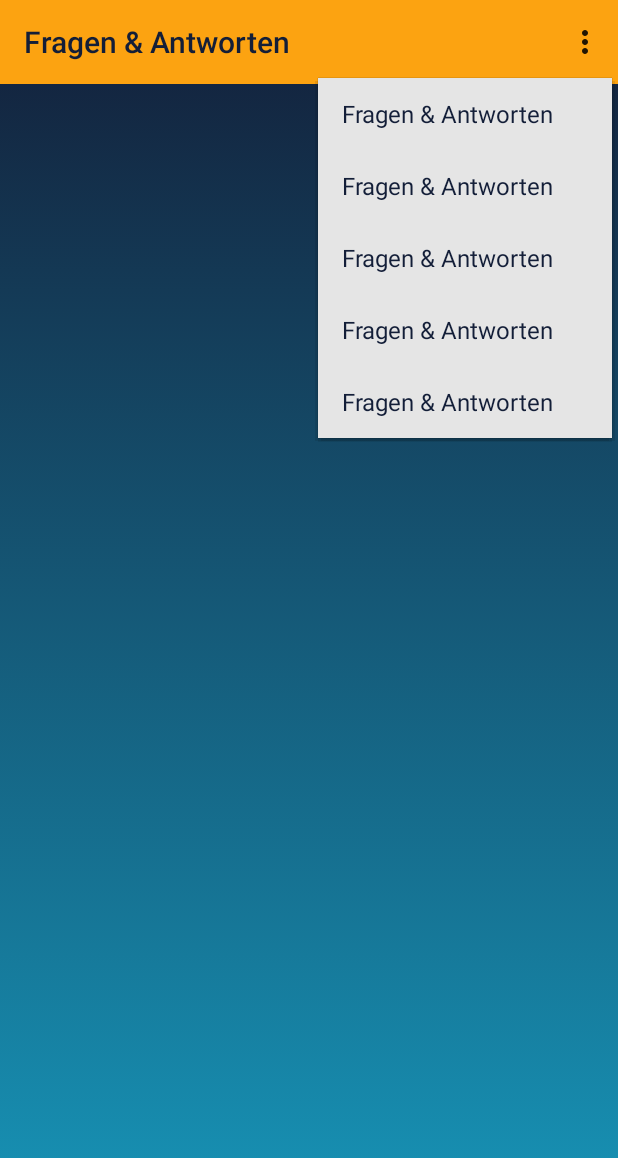
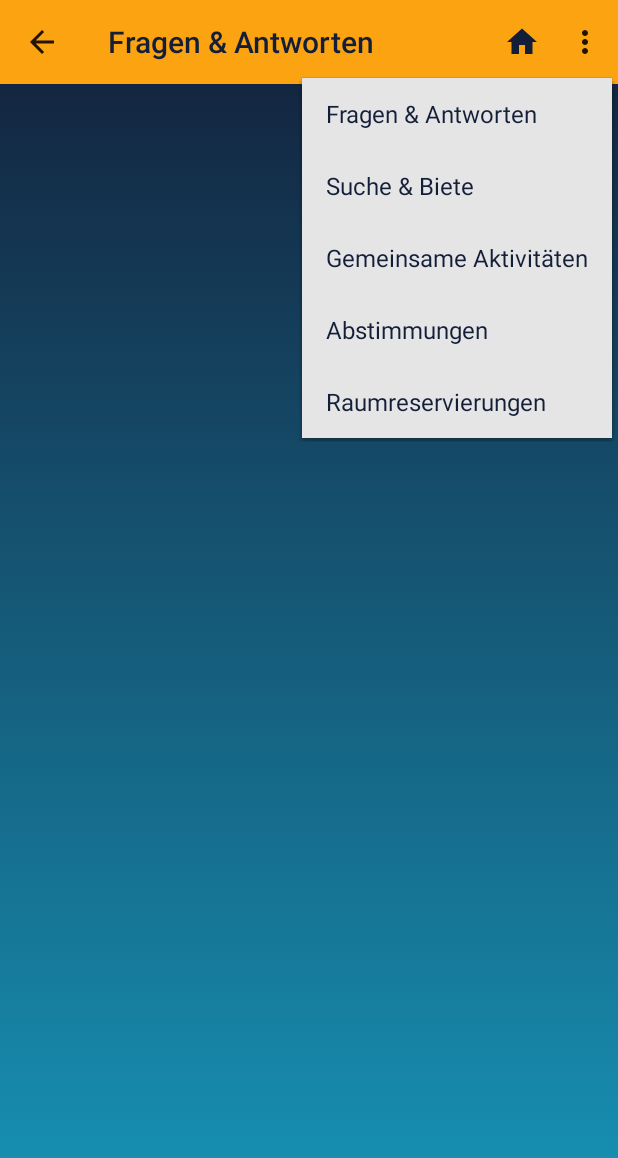
Before and after one commit to 4trifkO/Graetzel, an Android app: the FragenActivity screen opened directly, with no data from a screen before it, with the options menu open, on a phone screen of 412 x 824 dp. Shown: the top 1158 px of the screen. Run offline under Robolectric (Android 15) with nearby library versions, the phone set to English and light mode, and no system bars.

Commit message:
Toolbar finish

```diff
--- a/app/src/main/java/hci/univie/ac/at/graetzel/FragenActivity.java
+++ b/app/src/main/java/hci/univie/ac/at/graetzel/FragenActivity.java
@@ -15,6 +15,8 @@ public class FragenActivity extends AppCompatActivity {
         setContentView(R.layout.activity_fragen);
         toolbar = findViewById(R.id.appbar);
         setSupportActionBar(toolbar);
+
+        getSupportActionBar().setDisplayHomeAsUpEnabled(true);
     }
 
     @Override
@@ -26,6 +28,12 @@ public class FragenActivity extends AppCompatActivity {
 
     @Override
     public boolean onOptionsItemSelected(MenuItem item) {
+        int id = item.getItemId();
+
+        switch (id){
+            case android.R.id.home:
+                finish();
+        }
         return super.onOptionsItemSelected(item);
     }
 }
--- /dev/null
+++ b/app/src/main/res/drawable/homeicon.xml
@@ -0,0 +1,9 @@
+<vector xmlns:android="http://schemas.android.com/apk/res/android"
+        android:width="24dp"
+        android:height="24dp"
+        android:viewportWidth="24.0"
+        android:viewportHeight="24.0">
+    <path
+        android:fillColor="@color/dunkel"
+        android:pathData="M10,20v-6h4v6h5v-8h3L12,3 2,12h3v8z"/>
+</vector>
--- a/app/src/main/res/menu/menu.xml
+++ b/app/src/main/res/menu/menu.xml
@@ -8,18 +8,24 @@
         app:showAsAction="never"></item>
     <item
         android:id="@+id/action_sneakyway_2"
-        android:title="@string/title_activity_fragen_antworten"
+        android:title="Suche &amp; Biete"
         app:showAsAction="never"></item>
     <item
         android:id="@+id/action_sneakyway_3"
-        android:title="@string/title_activity_fragen_antworten"
+        android:title="Gemeinsame Aktivitäten"
         app:showAsAction="never"></item>
     <item
         android:id="@+id/action_sneakyway_4"
-        android:title="@string/title_activity_fragen_antworten"
+        android:title="Abstimmungen"
         app:showAsAction="never"></item>
     <item
         android:id="@+id/action_sneakyway_5"
-        android:title="@string/title_activity_fragen_antworten"
+        android:title="Raumreservierungen"
         app:showAsAction="never"></item>
+
+    <item
+        android:title=""
+        android:id="@+id/homeicon"
+        android:icon="@drawable/homeicon"
+        app:showAsAction="ifRoom"></item>
 </menu>
```
